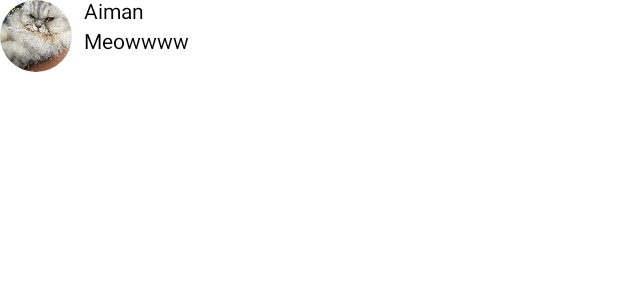
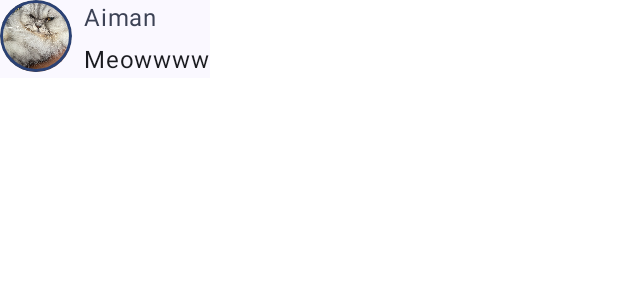
Before and after one commit to mankidal19/greetings-card, an Android app built with Jetpack Compose: the @Preview function MessageCardPreview, on a phone screen of 412 x 824 dp. Shown: the top 300 px of the screen. Run offline under Robolectric (Android 15) with nearby library versions, the phone set to English and light mode, and no system bars.

Commit message:
utilize color scheme

```diff
--- a/app/src/main/java/com/example/greetingcard/MainActivity.kt
+++ b/app/src/main/java/com/example/greetingcard/MainActivity.kt
@@ -5,6 +5,8 @@ import androidx.activity.ComponentActivity
 import androidx.activity.compose.setContent
 import androidx.activity.enableEdgeToEdge
 import androidx.compose.foundation.Image
+import androidx.compose.foundation.border
+import androidx.compose.foundation.layout.Box
 import androidx.compose.foundation.layout.Column
 import androidx.compose.foundation.layout.Row
 import androidx.compose.foundation.layout.Spacer
@@ -15,6 +17,7 @@ import androidx.compose.foundation.layout.padding
 import androidx.compose.foundation.layout.size
 import androidx.compose.foundation.layout.width
 import androidx.compose.foundation.shape.CircleShape
+import androidx.compose.material3.MaterialTheme
 import androidx.compose.material3.Scaffold
 import androidx.compose.material3.Surface
 import androidx.compose.material3.Text
@@ -54,12 +57,16 @@ fun MessageCard(message: Message, modifier: Modifier = Modifier) {
             painter = painterResource(R.drawable.mimi),
             contentDescription = "Mimi",
             contentScale = ContentScale.Crop,
-            modifier = modifier.size(48.dp).clip(CircleShape)
+            modifier = modifier
+                .size(48.dp)
+                .clip(CircleShape)
+                .border(1.5.dp, MaterialTheme.colorScheme.primary, CircleShape)
         )
         Spacer(modifier = modifier.width(8.dp))
         Column {
             Text(
-                text = message.author
+                text = message.author,
+                color = MaterialTheme.colorScheme.secondary
             )
             Spacer(modifier = modifier.height(4.dp))
             Text(
@@ -92,5 +99,9 @@ fun GreetingPreview() {
 @Preview(showBackground = true)
 @Composable
 fun MessageCardPreview() {
-    MessageCard(Message("Aiman", "Meowwww"))
+    GreetingCardTheme {
+        Surface {
+            MessageCard(Message("Aiman", "Meowwww"))
+        }
+    }
 }
```
